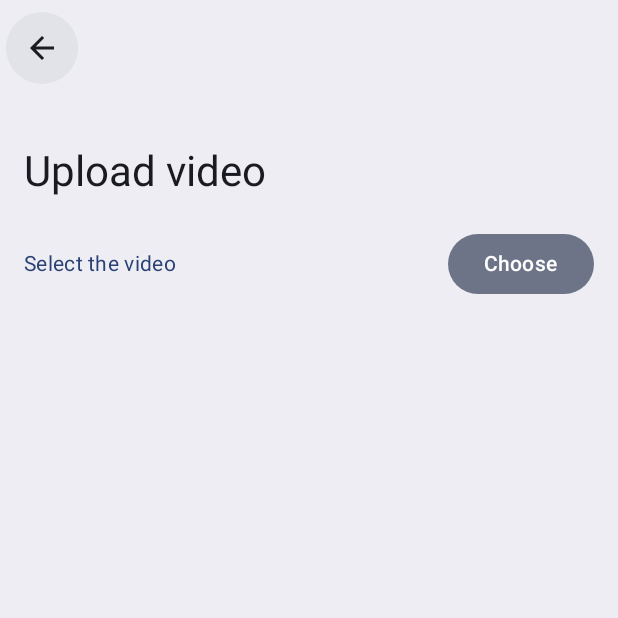
After one commit to dkincorporated/CopyPaste-Android, an Android app built with Jetpack Compose: the UploadScreen screen opened through its navigation route, on a phone screen of 412 x 824 dp, the top half of it. The commit adds this screen. Run offline under Robolectric (Android 15) with nearby library versions, the phone set to English and light mode, and no system bars; libraries missing offline, so code that uses them is left out: coil.decode; 1 statement that could not run was skipped.

Commit message:
Implement Upload screen with video selection

```diff
--- a/app/build.gradle.kts
+++ b/app/build.gradle.kts
@@ -67,8 +67,12 @@ dependencies {
     debugImplementation("androidx.compose.ui:ui-tooling")
     debugImplementation("androidx.compose.ui:ui-test-manifest")
 
+    implementation("androidx.activity:activity-ktx:1.7.2")
+
     implementation("androidx.compose.material3:material3:1.2.0-alpha05")
     implementation("androidx.navigation:navigation-compose:2.7.0")
     implementation("org.jetbrains.kotlinx:kotlinx-serialization-json:1.5.0")
     implementation("com.beust:klaxon:5.5")
+    implementation("io.coil-kt:coil-compose:2.4.0")
+    implementation("io.coil-kt:coil-video:2.4.0")
 }
--- a/app/src/main/java/dev/dkong/copypaste/MainActivity.kt
+++ b/app/src/main/java/dev/dkong/copypaste/MainActivity.kt
@@ -20,6 +20,7 @@ import androidx.navigation.compose.composable
 import androidx.navigation.compose.rememberNavController
 import dev.dkong.copypaste.screens.RootScreen
 import dev.dkong.copypaste.screens.home.HomeScreen
+import dev.dkong.copypaste.screens.upload.UploadScreen
 import dev.dkong.copypaste.ui.theme.CopyPasteTheme
 import dev.dkong.copypaste.utils.Constants.Companion.transitionAnimationSpec
 import dev.dkong.copypaste.utils.Constants.Companion.transitionOffsetProportion
@@ -35,6 +36,7 @@ class MainActivity : ComponentActivity() {
                     color = MaterialTheme.colorScheme.background
                 ) {
                     val navHostController = rememberNavController()
+//                    checkConnection()
                     MainScreen(navHostController)
                 }
             }
@@ -76,5 +78,8 @@ fun MainScreen(navHostController: NavHostController) {
         composable(RootScreen.Home.route) {
             HomeScreen(navHostController = navHostController)
         }
+        composable(RootScreen.Upload.route) {
+            UploadScreen(navHostController = navHostController)
+        }
     }
 }
--- a/app/src/main/java/dev/dkong/copypaste/screens/RootScreen.kt
+++ b/app/src/main/java/dev/dkong/copypaste/screens/RootScreen.kt
@@ -11,4 +11,5 @@ sealed class RootScreen (route: String, name: String) : Screen(route, name) {
      * Main screen when entering the app
      */
     object Home : RootScreen("home", "Home")
+    object Upload : RootScreen("upload", "Upload")
 }
--- a/app/src/main/java/dev/dkong/copypaste/screens/home/DashboardHomeScreen.kt
+++ b/app/src/main/java/dev/dkong/copypaste/screens/home/DashboardHomeScreen.kt
@@ -1,6 +1,8 @@
 package dev.dkong.copypaste.screens.home
 
+import androidx.compose.foundation.layout.Arrangement
 import androidx.compose.foundation.layout.Column
+import androidx.compose.foundation.layout.Row
 import androidx.compose.foundation.layout.fillMaxWidth
 import androidx.compose.foundation.layout.padding
 import androidx.compose.foundation.lazy.LazyColumn
@@ -16,16 +18,21 @@ import androidx.compose.ui.Modifier
 import androidx.compose.ui.text.style.TextAlign
 import androidx.compose.ui.unit.dp
 import androidx.navigation.NavHostController
+import dev.dkong.copypaste.composables.SectionHeading
+import dev.dkong.copypaste.screens.RootScreen
+import dev.dkong.copypaste.utils.ConnectionManager
 
 @Composable
 fun DashboardHomeScreen(
     navHostController: NavHostController,
-    selectedPage: MutableState<HomeScreenItem>
+    selectedPage: MutableState<HomeScreenItem>,
+    homeNavHostController: NavHostController
 ) {
     LazyColumn(
         modifier = Modifier.padding(16.dp)
     ) {
         item {
+            // Card for no connection to server
             Card(
                 modifier = Modifier.fillMaxWidth()
             ) {
@@ -49,7 +56,7 @@ fun DashboardHomeScreen(
                     )
                     Button(
                         onClick = {
-                            navHostController.navigate(HomeScreenItem.Settings.route)
+                            homeNavHostController.navigate(HomeScreenItem.Settings.route)
                             selectedPage.value = HomeScreenItem.Settings
                         },
                         modifier = Modifier
@@ -61,5 +68,21 @@ fun DashboardHomeScreen(
                 }
             }
         }
+        item {
+            Row(
+                verticalAlignment = Alignment.CenterVertically,
+                horizontalArrangement = Arrangement.SpaceBetween,
+                modifier = Modifier.fillMaxWidth()
+            ) {
+                SectionHeading(heading = "Actions", includeHorizontalPadding = false)
+                Button(
+                    onClick = {
+                        navHostController.navigate(RootScreen.Upload.route)
+                    },
+                ) {
+                    Text(text = "New")
+                }
+            }
+        }
     }
 }
--- a/app/src/main/java/dev/dkong/copypaste/screens/home/HomeScreen.kt
+++ b/app/src/main/java/dev/dkong/copypaste/screens/home/HomeScreen.kt
@@ -86,7 +86,7 @@ fun HomeScreen(navHostController: NavHostController) {
             }
         ) {
             composable(HomeScreenItem.Dashboard.route) {
-                DashboardHomeScreen(navHostController = homeNavHostController, selectedPage = selectedPage)
+                DashboardHomeScreen(navHostController = navHostController, selectedPage = selectedPage, homeNavHostController = homeNavHostController)
             }
             composable(HomeScreenItem.Explore.route) {
                 ExploreHomeScreen(navHostController = homeNavHostController)
--- /dev/null
+++ b/app/src/main/java/dev/dkong/copypaste/screens/upload/UploadScreen.kt
@@ -0,0 +1,190 @@
+package dev.dkong.copypaste.screens.upload
+
+import android.net.Uri
+import androidx.activity.compose.rememberLauncherForActivityResult
+import androidx.activity.result.PickVisualMediaRequest
+import androidx.activity.result.contract.ActivityResultContracts
+import androidx.compose.animation.AnimatedVisibility
+import androidx.compose.animation.expandVertically
+import androidx.compose.animation.shrinkVertically
+import androidx.compose.foundation.Image
+import androidx.compose.foundation.layout.Arrangement
+import androidx.compose.foundation.layout.Column
+import androidx.compose.foundation.layout.Row
+import androidx.compose.foundation.layout.fillMaxWidth
+import androidx.compose.foundation.layout.padding
+import androidx.compose.foundation.layout.size
+import androidx.compose.material3.Button
+import androidx.compose.material3.Card
+import androidx.compose.material3.FilledTonalButton
+import androidx.compose.material3.LinearProgressIndicator
+import androidx.compose.material3.Text
+import androidx.compose.runtime.Composable
+import androidx.compose.runtime.getValue
+import androidx.compose.runtime.mutableStateOf
+import androidx.compose.runtime.remember
+import androidx.compose.runtime.rememberCoroutineScope
+import androidx.compose.runtime.setValue
+import androidx.compose.ui.Alignment
+import androidx.compose.ui.Modifier
+import androidx.compose.ui.graphics.StrokeCap
+import androidx.compose.ui.layout.ContentScale
+import androidx.compose.ui.platform.LocalContext
+import androidx.compose.ui.unit.dp
+import androidx.core.net.toFile
+import androidx.navigation.NavHostController
+import coil.ImageLoader
+import coil.compose.rememberAsyncImagePainter
+import coil.decode.VideoFrameDecoder
+import dev.dkong.copypaste.composables.LargeTopAppbarScaffold
+import dev.dkong.copypaste.composables.SectionHeading
+import kotlinx.coroutines.launch
+import java.io.File
+
+enum class UploadStatus {
+    NotSelected,
+    Selected,
+    Uploading,
+    Processing,
+    Complete
+}
+
+fun upload(videoUri: Uri) {
+    val videoFile = videoUri.toFile()
+
+}
+
+@Composable
+fun UploadScreen(navHostController: NavHostController) {
+    val scope = rememberCoroutineScope()
+
+    var videoUri: Uri? by remember { mutableStateOf(null) }
+    var uploadStatus: UploadStatus by remember { mutableStateOf(UploadStatus.NotSelected) }
+
+    val launcher =
+        rememberLauncherForActivityResult(contract = ActivityResultContracts.PickVisualMedia()) { uri ->
+            videoUri = uri
+            uploadStatus = if (uri == null) UploadStatus.NotSelected else UploadStatus.Selected
+        }
+
+    LargeTopAppbarScaffold(
+        navController = navHostController,
+        title = "Upload video",
+        horizontalPadding = 16.dp
+    ) {
+        item {
+            Row(
+                verticalAlignment = Alignment.CenterVertically,
+                horizontalArrangement = Arrangement.SpaceBetween,
+                modifier = Modifier
+                    .fillMaxWidth()
+            ) {
+                SectionHeading(heading = "Select the video", includeHorizontalPadding = false)
+                FilledTonalButton(
+                    onClick = {
+                        launcher.launch(
+                            PickVisualMediaRequest(
+                                mediaType = ActivityResultContracts.PickVisualMedia.VideoOnly
+                            )
+                        )
+                    }
+                ) {
+                    Text(text = "Choose")
+                }
+            }
+        }
+//        item {
+//            videoUri?.let {
+//                Text(
+//                    text = videoUri.toString()
+//                )
+//            }
+//        }
+        item {
+            val videoPainter = rememberAsyncImagePainter(
+                model = videoUri,
+                imageLoader = ImageLoader.Builder(LocalContext.current)
+                    .components {
+                        add(VideoFrameDecoder.Factory())
+                    }
+                    .build(),
+            )
+            AnimatedVisibility(
+                visible = videoUri != null,
+                enter = expandVertically(),
+                exit = shrinkVertically()
+            ) {
+                Card(
+                    modifier = Modifier.fillMaxWidth()
+                ) {
+                    Image(
+                        painter = videoPainter,
+                        contentDescription = "Selected video",
+                        contentScale = ContentScale.Fit,
+                        modifier = Modifier
+                            .size(256.dp)
+                            .padding(8.dp)
+                            .align(Alignment.CenterHorizontally)
+                    )
+
+                }
+            }
+        }
+        item {
+            AnimatedVisibility(
+                visible = uploadStatus == UploadStatus.Selected,
+                enter = expandVertically(),
+                exit = shrinkVertically()
+            ) {
+                Column(
+                    modifier = Modifier
+                        .fillMaxWidth()
+                        .padding(vertical = 16.dp)
+                ) {
+                    Button(
+                        onClick = {
+                            uploadStatus = UploadStatus.Uploading
+                        },
+                        enabled = uploadStatus == UploadStatus.NotSelected || uploadStatus == UploadStatus.Selected,
+                        modifier = Modifier.align(Alignment.CenterHorizontally)
+                    ) {
+                        Text(text = "Upload")
+                    }
+                }
+            }
+        }
+        val progress = 0.5f
+        item {
+            AnimatedVisibility(
+                visible = uploadStatus == UploadStatus.Uploading,
+                enter = expandVertically(),
+                exit = shrinkVertically()
+            ) {
+                Column {
+                    SectionHeading(heading = "Upload video", includeHorizontalPadding = false)
+                    LinearProgressIndicator(
+                        progress = progress,
+                        strokeCap = StrokeCap.Round,
+                        modifier = Modifier.fillMaxWidth()
+                    )
+                }
+            }
+        }
+        item {
+            AnimatedVisibility(
+                visible = uploadStatus == UploadStatus.Processing,
+                enter = expandVertically(),
+                exit = shrinkVertically()
+            ) {
+                Column {
+                    SectionHeading(heading = "Processing", includeHorizontalPadding = false)
+                    LinearProgressIndicator(
+                        progress = progress,
+                        strokeCap = StrokeCap.Round,
+                        modifier = Modifier.fillMaxWidth()
+                    )
+                }
+            }
+        }
+    }
+}
--- /dev/null
+++ b/app/src/main/java/dev/dkong/copypaste/utils/ConnectionManager.kt
@@ -0,0 +1,5 @@
+package dev.dkong.copypaste.utils
+
+object ConnectionManager {
+    var isConnected: Boolean = false
+}
```
